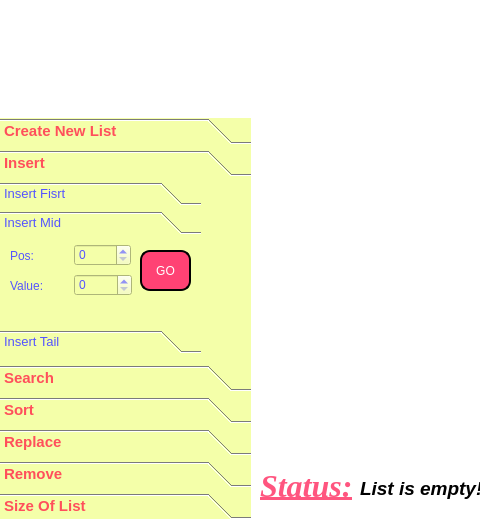
Above: Linked_list/main_widget.ui from derektruong/Visual_Linked_List_Qt5 before the change; both pictures show x 0 to 480 and y 192 to 713 of the 1351 by 713 pixel window. Below: the same form after it.
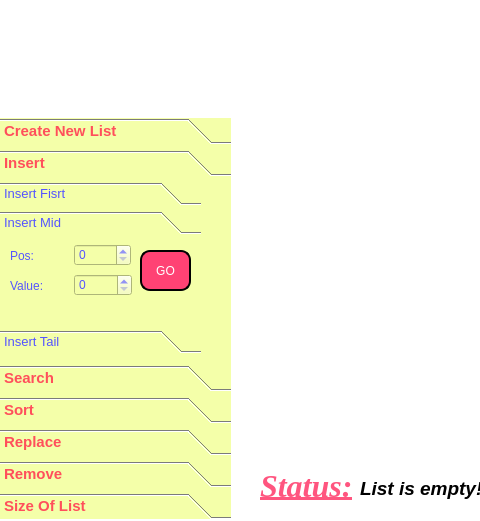
That is the form after the change. The open tabs and pages were chosen to show the change.

Diff of the .ui file:
```diff
--- a/Linked_list/main_widget.ui
+++ b/Linked_list/main_widget.ui
@@ -21,7 +21,7 @@
     <rect>
      <x>0</x>
      <y>310</y>
-     <width>251</width>
+     <width>231</width>
      <height>401</height>
     </rect>
    </property>
@@ -213,7 +213,7 @@
      <rect>
       <x>0</x>
       <y>0</y>
-      <width>251</width>
+      <width>231</width>
       <height>177</height>
      </rect>
     </property>
```
Left out of the diff: 24 changed lines with no effect on the pictures.
